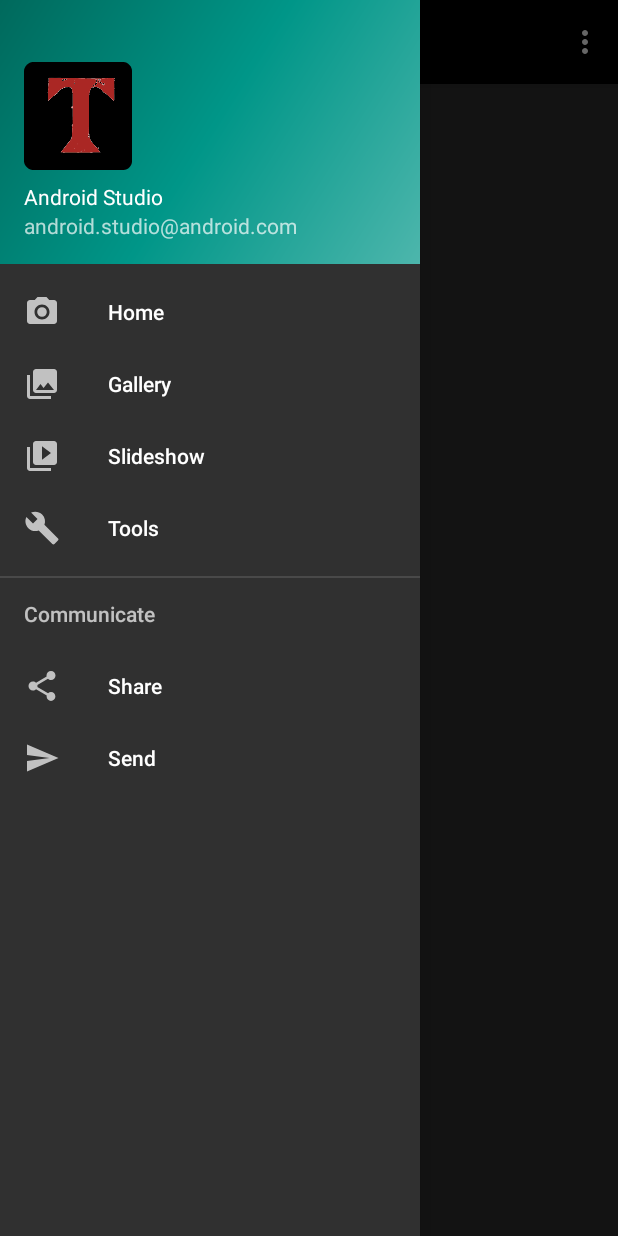
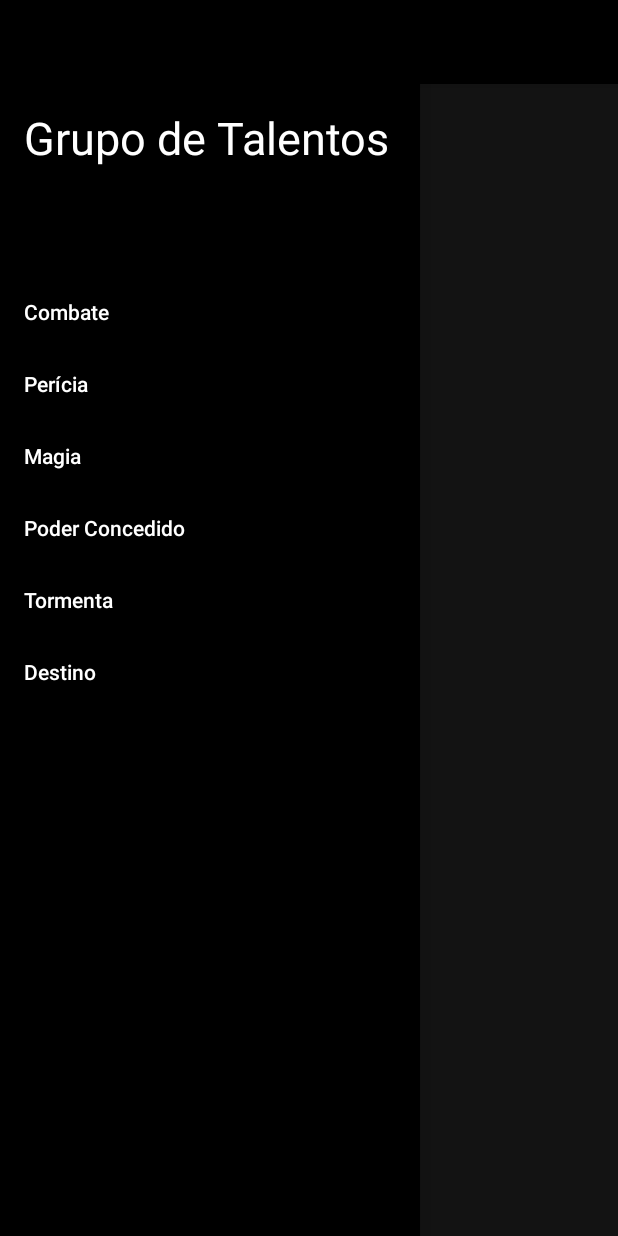
Before and after one commit to EwertonProg/FichaTormenta, an Android app: the ListaTalentosActivity screen opened directly, with no data from a screen before it, with the side drawer open, on a phone screen of 412 x 824 dp. Run offline under Robolectric (Android 15) with nearby library versions, the phone set to English and light mode, and no system bars.

Commit message:
Adicionando tela de selecão de talentos

```diff
--- a/app/src/main/java/br/arpigi/fichaTormenta/util/ListaSelecaoClasseAdapter.java
+++ b/app/src/main/java/br/arpigi/fichaTormenta/util/ListaSelecaoClasseAdapter.java
@@ -18,7 +18,7 @@
 public class ListaSelecaoClasseAdapter extends RecyclerView.Adapter<ListaSelecaoClasseAdapter.ClassesHolder> {
     private List<Classe> classes;
     private Context contexto;
-    ChamadaBotaoClasse chamadaBotaoClasse;
+    private ChamadaBotaoClasse chamadaBotaoClasse;
 
     public ListaSelecaoClasseAdapter(ArrayList<Classe> classes, Context contexto, ChamadaBotaoClasse chamadaBotaoClasse) {
         this.chamadaBotaoClasse = chamadaBotaoClasse;
--- a/app/src/main/res/drawable/side_nav_bar.xml
+++ b/app/src/main/res/drawable/side_nav_bar.xml
@@ -2,8 +2,8 @@
     android:shape="rectangle">
     <gradient
         android:angle="135"
-        android:centerColor="#009688"
-        android:endColor="#00695C"
-        android:startColor="#4DB6AC"
+        android:centerColor="@color/black"
+        android:endColor="@color/primaria"
+        android:startColor="@color/secundaria"
         android:type="linear" />
 </shape>
--- a/app/src/main/res/layout/activity_lista_talentos.xml
+++ b/app/src/main/res/layout/activity_lista_talentos.xml
@@ -18,6 +18,7 @@
         android:layout_width="wrap_content"
         android:layout_height="match_parent"
         android:layout_gravity="start"
+        android:background="@color/black"
         android:fitsSystemWindows="true"
         app:headerLayout="@layout/nav_header_lista_talentos"
         app:menu="@menu/activity_lista_talentos_drawer" />
--- a/app/src/main/res/layout/content_lista_talentos.xml
+++ b/app/src/main/res/layout/content_lista_talentos.xml
@@ -8,4 +8,6 @@
     tools:context=".ListaTalentosActivity"
     tools:showIn="@layout/app_bar_lista_talentos">
 
+
+
 </android.support.constraint.ConstraintLayout>
--- a/app/src/main/res/layout/nav_header_lista_talentos.xml
+++ b/app/src/main/res/layout/nav_header_lista_talentos.xml
@@ -1,10 +1,9 @@
 <?xml version="1.0" encoding="utf-8"?>
 <LinearLayout xmlns:android="http://schemas.android.com/apk/res/android"
-    xmlns:app="http://schemas.android.com/apk/res-auto"
     android:layout_width="match_parent"
     android:layout_height="@dimen/nav_header_height"
-    android:background="@drawable/side_nav_bar"
-    android:gravity="bottom"
+    android:background="@color/black"
+    android:gravity="center"
     android:orientation="vertical"
     android:paddingLeft="@dimen/activity_horizontal_margin"
     android:paddingTop="@dimen/activity_vertical_margin"
@@ -12,25 +11,11 @@
     android:paddingBottom="@dimen/activity_vertical_margin"
     android:theme="@style/ThemeOverlay.AppCompat.Dark">
 
-    <ImageView
-        android:id="@+id/imageView"
-        android:layout_width="wrap_content"
-        android:layout_height="wrap_content"
-        android:contentDescription="@string/nav_header_desc"
-        android:paddingTop="@dimen/nav_header_vertical_spacing"
-        app:srcCompat="@mipmap/ic_launcher_round" />
-
     <TextView
         android:layout_width="match_parent"
         android:layout_height="wrap_content"
         android:paddingTop="@dimen/nav_header_vertical_spacing"
-        android:text="@string/nav_header_title"
-        android:textAppearance="@style/TextAppearance.AppCompat.Body1" />
-
-    <TextView
-        android:id="@+id/textView"
-        android:layout_width="wrap_content"
-        android:layout_height="wrap_content"
-        android:text="@string/nav_header_subtitle" />
+        android:text="@string/grupos_de_talentos"
+        android:textAppearance="@style/titulo_nav_header" />
 
 </LinearLayout>
--- a/app/src/main/res/menu/activity_lista_talentos_drawer.xml
+++ b/app/src/main/res/menu/activity_lista_talentos_drawer.xml
@@ -1,38 +1,28 @@
 <?xml version="1.0" encoding="utf-8"?>
 <menu xmlns:android="http://schemas.android.com/apk/res/android"
     xmlns:tools="http://schemas.android.com/tools"
-    tools:showIn="navigation_view">
+    tools:showIn="navigation_view"
+    >
 
     <group android:checkableBehavior="single">
         <item
-            android:id="@+id/nav_home"
-            android:icon="@drawable/ic_menu_camera"
-            android:title="@string/menu_home" />
+            android:id="@+id/it_talento_combate"
+            android:title="@string/combate" />
         <item
-            android:id="@+id/nav_gallery"
-            android:icon="@drawable/ic_menu_gallery"
-            android:title="@string/menu_gallery" />
+            android:id="@+id/it_talento_pericia"
+            android:title="@string/pericia" />
         <item
-            android:id="@+id/nav_slideshow"
-            android:icon="@drawable/ic_menu_slideshow"
-            android:title="@string/menu_slideshow" />
+            android:id="@+id/it_talento_magia"
+            android:title="@string/magia" />
         <item
-            android:id="@+id/nav_tools"
-            android:icon="@drawable/ic_menu_manage"
-            android:title="@string/menu_tools" />
+            android:id="@+id/it_talento_poder_concedido"
+            android:title="@string/poder_concedido" />
+        <item
+            android:id="@+id/it_talento_tormenta"
+            android:title="@string/tormenta" />
+        <item
+            android:id="@+id/it_talento_destino"
+            android:title="@string/destino" />
     </group>
 
-    <item android:title="Communicate">
-        <menu>
-            <item
-                android:id="@+id/nav_share"
-                android:icon="@drawable/ic_menu_share"
-                android:title="@string/menu_share" />
-            <item
-                android:id="@+id/nav_send"
-                android:icon="@drawable/ic_menu_send"
-                android:title="@string/menu_send" />
-        </menu>
-    </item>
-
 </menu>
--- a/app/src/main/res/values/colors.xml
+++ b/app/src/main/res/values/colors.xml
@@ -7,4 +7,5 @@
     <color name="white">#ffffff</color>
     <color name="primaria">#831d1c</color>
     <color name="secundaria">#b22222</color>
+    <color name="verde">#00a000</color>
 </resources>
--- a/app/src/main/res/values/strings.xml
+++ b/app/src/main/res/values/strings.xml
@@ -23,10 +23,11 @@
     <string name="nav_header_desc">Navigation header</string>
     <string name="action_settings">Settings</string>
 
-    <string name="menu_home">Home</string>
-    <string name="menu_gallery">Gallery</string>
-    <string name="menu_slideshow">Slideshow</string>
-    <string name="menu_tools">Tools</string>
-    <string name="menu_share">Share</string>
-    <string name="menu_send">Send</string>
+    <string name="combate">Combate</string>
+    <string name="pericia">Perícia</string>
+    <string name="magia">Magia</string>
+    <string name="poder_concedido">Poder Concedido</string>
+    <string name="tormenta">Tormenta</string>
+    <string name="destino">Destino</string>
+    <string name="grupos_de_talentos">Grupo de Talentos</string>
 </resources>
--- a/app/src/main/res/values/styles.xml
+++ b/app/src/main/res/values/styles.xml
@@ -45,6 +45,11 @@
         <item name="windowNoTitle">true</item>
     </style>
 
+    <style name="titulo_nav_header">
+        <item name="android:textSize">30sp</item>
+        <item name="android:textColor">@color/white</item>
+    </style>
+
     <style name="AppBarOverlay" parent="ThemeOverlay.AppCompat.Dark.ActionBar" />
 
     <style name="PopupOverlay" parent="ThemeOverlay.AppCompat.Light" />
```
Also changed, not shown: app/src/main/java/br/arpigi/fichaTormenta/activity/ListaTalentosActivity.java (+7 -30 lines), app/src/main/java/br/arpigi/fichaTormenta/util/ListaTalentosAdapter.java (added, +47 -0 lines), app/src/main/res/drawable/botao_icone_arredondado.xml (added, +12 -0 lines), app/src/main/res/layout/lista_talento_item.xml (added, +84 -0 lines).
